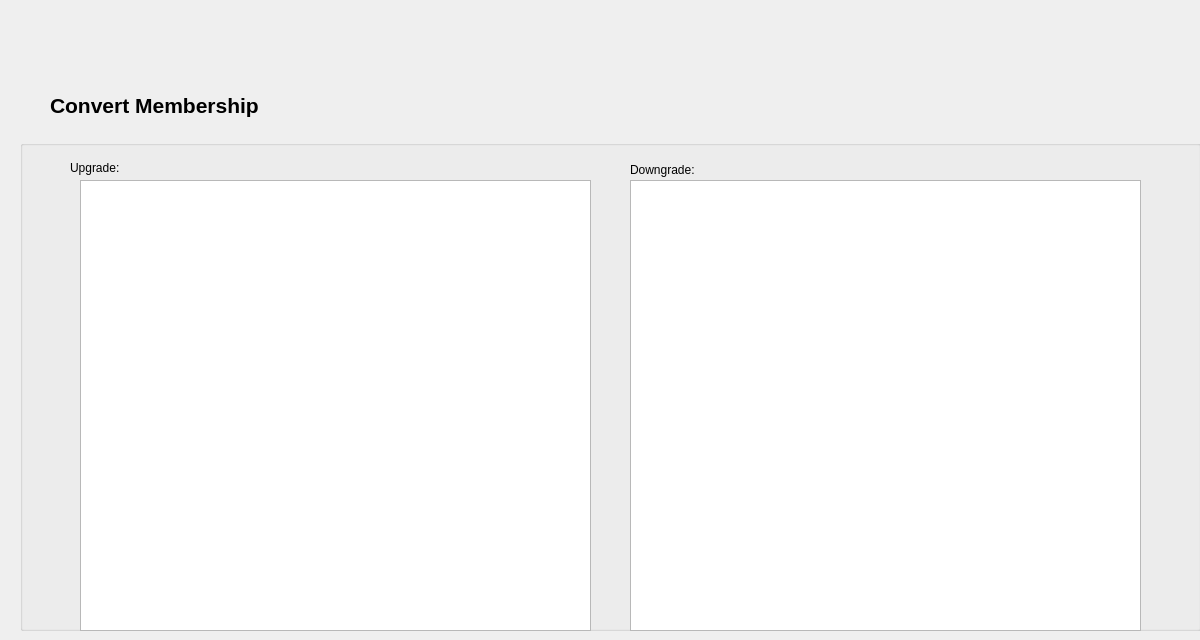
The window that BulkClub/aConvertMembership.ui (JShinozuka/Project2) describes before a commit, drawn with Qt 5.
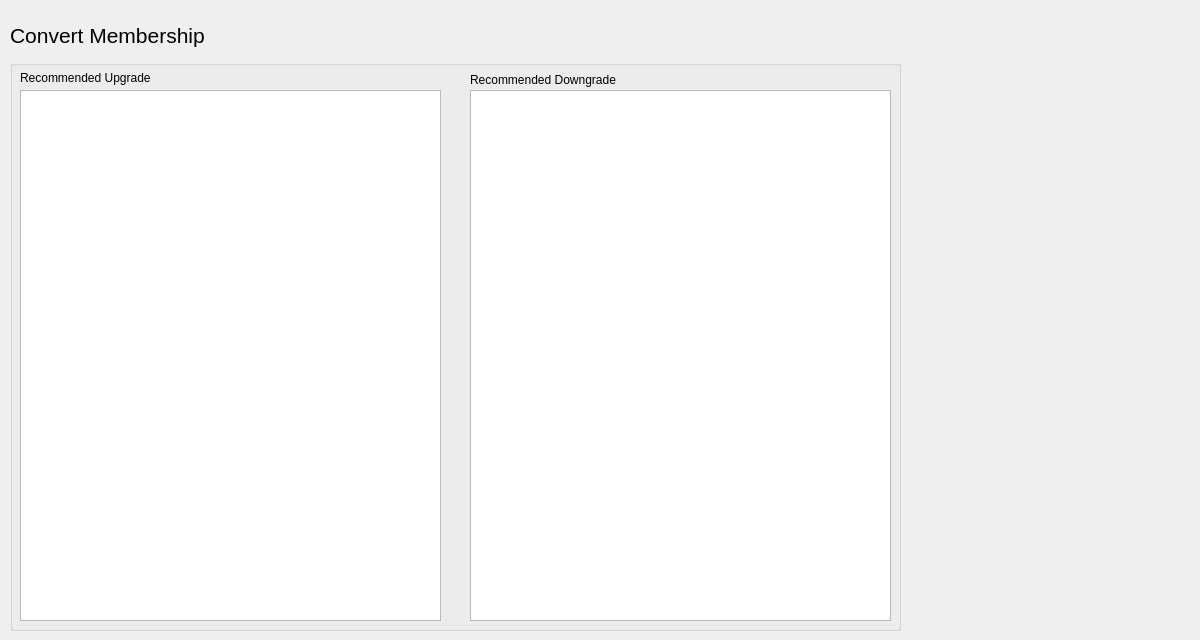
The same window after the commit.

What changed in the file:
```diff
--- a/BulkClub/aConvertMembership.ui
+++ b/BulkClub/aConvertMembership.ui
@@ -28,8 +28,8 @@
   <widget class="QLabel" name="label">
    <property name="geometry">
     <rect>
-     <x>50</x>
-     <y>70</y>
+     <x>10</x>
+     <y>0</y>
      <width>521</width>
      <height>71</height>
     </rect>
@@ -37,8 +37,8 @@
    <property name="font">
     <font>
      <pointsize>16</pointsize>
-     <weight>75</weight>
-     <bold>true</bold>
+     <weight>50</weight>
+     <bold>false</bold>
     </font>
    </property>
    <property name="text">
@@ -48,10 +48,10 @@
   <widget class="QGroupBox" name="groupBox">
    <property name="geometry">
     <rect>
-     <x>20</x>
-     <y>140</y>
-     <width>1181</width>
-     <height>491</height>
+     <x>10</x>
+     <y>60</y>
+     <width>891</width>
+     <height>571</height>
     </rect>
    </property>
    <property name="title">
@@ -60,46 +60,46 @@
    <widget class="QLabel" name="label_2">
     <property name="geometry">
      <rect>
-      <x>50</x>
-      <y>20</y>
-      <width>141</width>
+      <x>10</x>
+      <y>10</y>
+      <width>421</width>
       <height>16</height>
      </rect>
     </property>
     <property name="text">
-     <string>Upgrade:</string>
+     <string>Recommended Upgrade</string>
     </property>
    </widget>
    <widget class="QLabel" name="label_3">
     <property name="geometry">
      <rect>
-      <x>610</x>
-      <y>20</y>
-      <width>101</width>
+      <x>460</x>
+      <y>10</y>
+      <width>421</width>
       <height>20</height>
      </rect>
     </property>
     <property name="text">
-     <string>Downgrade:</string>
+     <string>Recommended Downgrade</string>
     </property>
    </widget>
    <widget class="QTableView" name="upGradeTable">
     <property name="geometry">
      <rect>
-      <x>60</x>
-      <y>40</y>
-      <width>511</width>
-      <height>451</height>
+      <x>10</x>
+      <y>30</y>
+      <width>421</width>
+      <height>531</height>
      </rect>
     </property>
    </widget>
    <widget class="QTableView" name="downGradeTable">
     <property name="geometry">
      <rect>
-      <x>610</x>
-      <y>40</y>
-      <width>511</width>
-      <height>451</height>
+      <x>460</x>
+      <y>30</y>
+      <width>421</width>
+      <height>531</height>
      </rect>
     </property>
    </widget>
```
